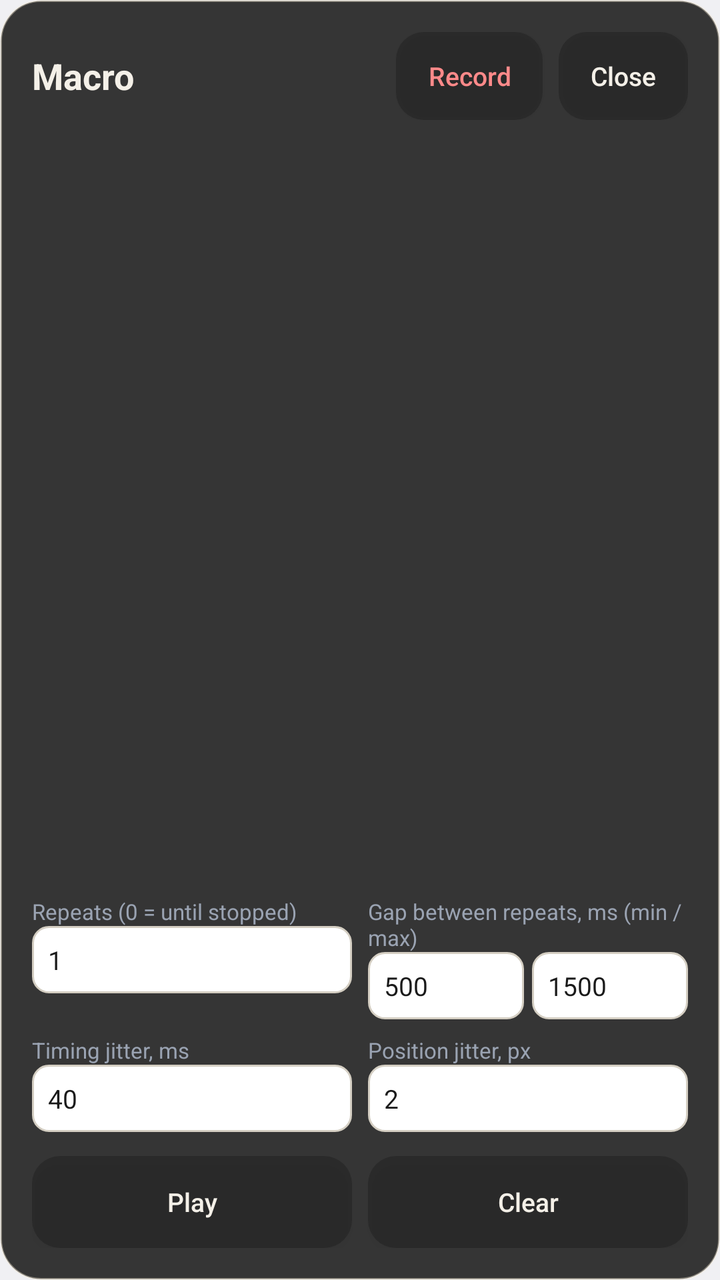
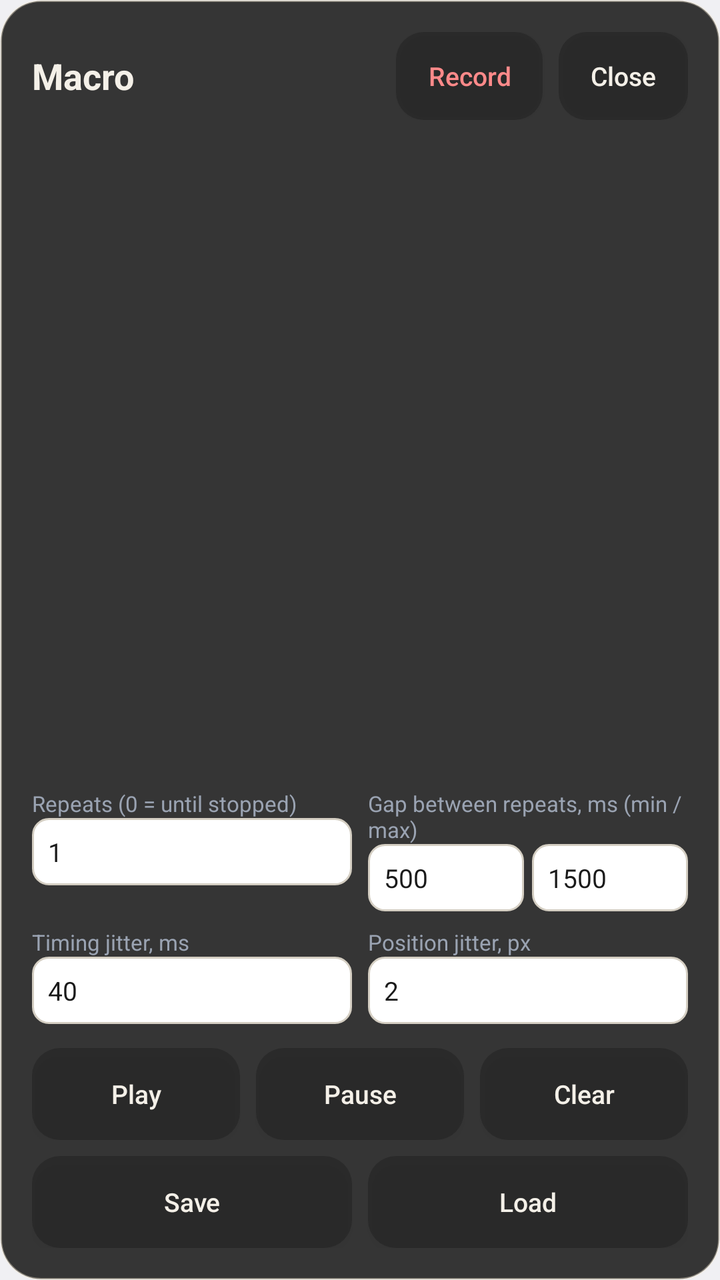

The first picture is an Android layout as it rendered before a commit; the second is the same layout after the commit. The layout source and the unified diff follow.
<!-- AndroidManifest.xml: application theme Theme.Remote60AndroidDirect -->
<!-- res/layout/viewer_macro_dialog.xml -->
<?xml version="1.0" encoding="utf-8"?>
<LinearLayout xmlns:android="http://schemas.android.com/apk/res/android"
    android:layout_width="match_parent"
    android:layout_height="match_parent"
    android:background="@drawable/viewer_log_dialog_background"
    android:orientation="vertical"
    android:padding="16dp">

    <LinearLayout
        android:layout_width="match_parent"
        android:layout_height="wrap_content"
        android:gravity="center_vertical"
        android:orientation="horizontal">

        <TextView
            android:layout_width="0dp"
            android:layout_height="wrap_content"
            android:layout_weight="1"
            android:text="@string/macro_title"
            android:textColor="#F4F0E8"
            android:textSize="18sp"
            android:textStyle="bold" />

        <Button
            android:id="@+id/macroRecordButton"
            android:layout_width="wrap_content"
            android:layout_height="44dp"
            android:background="@drawable/viewer_control_button_background"
            android:minWidth="0dp"
            android:paddingStart="16dp"
            android:paddingEnd="16dp"
            android:text="@string/macro_record"
            android:textAllCaps="false"
            android:textColor="#FF8A8A"
            android:textSize="13sp" />

        <Button
            android:id="@+id/macroCloseButton"
            android:layout_width="wrap_content"
            android:layout_height="44dp"
            android:layout_marginStart="8dp"
            android:background="@drawable/viewer_control_button_background"
            android:minWidth="0dp"
            android:paddingStart="16dp"
            android:paddingEnd="16dp"
            android:text="@string/key_panel_close"
            android:textAllCaps="false"
            android:textColor="#F4F0E8"
            android:textSize="13sp" />
    </LinearLayout>

    <TextView
        android:id="@+id/macroStatusText"
        android:layout_width="match_parent"
        android:layout_height="wrap_content"
        android:layout_marginTop="8dp"
        android:textColor="#9AA3B2"
        android:textSize="12sp" />

    <ScrollView
        android:layout_width="match_parent"
        android:layout_height="0dp"
        android:layout_marginTop="10dp"
        android:layout_weight="1"
        android:scrollbars="vertical">

        <TextView
            android:id="@+id/macroStepList"
            android:layout_width="match_parent"
            android:layout_height="wrap_content"
            android:fontFamily="monospace"
            android:textColor="#D8DEE9"
            android:textSize="11sp" />
    </ScrollView>

    
    <LinearLayout
        android:layout_width="match_parent"
        android:layout_height="wrap_content"
        android:layout_marginTop="10dp"
        android:orientation="horizontal">

        <LinearLayout
            android:layout_width="0dp"
            android:layout_height="wrap_content"
            android:layout_weight="1"
            android:orientation="vertical">

            <TextView
                android:layout_width="match_parent"
                android:layout_height="wrap_content"
                android:text="@string/macro_repeat_label"
                android:textColor="#9AA3B2"
                android:textSize="11sp" />

            <EditText
                android:id="@+id/macroRepeatInput"
                android:layout_width="match_parent"
                android:layout_height="wrap_content"
                android:background="@drawable/panel_input_background"
                android:inputType="number"
                android:maxLines="1"
                android:padding="8dp"
                android:text="1"
                android:textColor="#1A1A1A"
                android:textSize="13sp" />
        </LinearLayout>

        <LinearLayout
            android:layout_width="0dp"
            android:layout_height="wrap_content"
            android:layout_marginStart="8dp"
            android:layout_weight="1"
            android:orientation="vertical">

            <TextView
                android:layout_width="match_parent"
                android:layout_height="wrap_content"
                android:text="@string/macro_gap_label"
                android:textColor="#9AA3B2"
                android:textSize="11sp" />

            <LinearLayout
                android:layout_width="match_parent"
                android:layout_height="wrap_content"
                android:orientation="horizontal">

                <EditText
                    android:id="@+id/macroGapMinInput"
                    android:layout_width="0dp"
                    android:layout_height="wrap_content"
                    android:layout_weight="1"
                    android:background="@drawable/panel_input_background"
                    android:inputType="number"
                    android:maxLines="1"
                    android:padding="8dp"
                    android:text="500"
                    android:textColor="#1A1A1A"
                    android:textSize="13sp" />

                <EditText
                    android:id="@+id/macroGapMaxInput"
                    android:layout_width="0dp"
                    android:layout_height="wrap_content"
                    android:layout_marginStart="4dp"
                    android:layout_weight="1"
                    android:background="@drawable/panel_input_background"
                    android:inputType="number"
                    android:maxLines="1"
                    android:padding="8dp"
                    android:text="1500"
                    android:textColor="#1A1A1A"
                    android:textSize="13sp" />
            </LinearLayout>
        </LinearLayout>
    </LinearLayout>

    <LinearLayout
        android:layout_width="match_parent"
        android:layout_height="wrap_content"
        android:layout_marginTop="8dp"
        android:orientation="horizontal">

        <LinearLayout
            android:layout_width="0dp"
            android:layout_height="wrap_content"
            android:layout_weight="1"
            android:orientation="vertical">

            <TextView
                android:layout_width="match_parent"
                android:layout_height="wrap_content"
                android:text="@string/macro_timing_jitter_label"
                android:textColor="#9AA3B2"
                android:textSize="11sp" />

            <EditText
                android:id="@+id/macroTimingJitterInput"
                android:layout_width="match_parent"
                android:layout_height="wrap_content"
                android:background="@drawable/panel_input_background"
                android:inputType="number"
                android:maxLines="1"
                android:padding="8dp"
                android:text="40"
                android:textColor="#1A1A1A"
                android:textSize="13sp" />
        </LinearLayout>

        <LinearLayout
            android:layout_width="0dp"
            android:layout_height="wrap_content"
            android:layout_marginStart="8dp"
            android:layout_weight="1"
            android:orientation="vertical">

            <TextView
                android:layout_width="match_parent"
                android:layout_height="wrap_content"
                android:text="@string/macro_position_jitter_label"
                android:textColor="#9AA3B2"
                android:textSize="11sp" />

            <EditText
                android:id="@+id/macroPositionJitterInput"
                android:layout_width="match_parent"
                android:layout_height="wrap_content"
                android:background="@drawable/panel_input_background"
                android:inputType="number"
                android:maxLines="1"
                android:padding="8dp"
                android:text="2"
                android:textColor="#1A1A1A"
                android:textSize="13sp" />
        </LinearLayout>
    </LinearLayout>

    <LinearLayout
        android:layout_width="match_parent"
        android:layout_height="wrap_content"
        android:layout_marginTop="12dp"
        android:orientation="horizontal">

        <Button
            android:id="@+id/macroPlayButton"
            android:layout_width="0dp"
            android:layout_height="46dp"
            android:layout_weight="1"
            android:background="@drawable/viewer_control_button_background"
            android:text="@string/macro_play"
            android:textAllCaps="false"
            android:textColor="#F4F0E8"
            android:textSize="13sp" />

        <Button
            android:id="@+id/macroClearButton"
            android:layout_width="0dp"
            android:layout_height="46dp"
            android:layout_marginStart="8dp"
            android:layout_weight="1"
            android:background="@drawable/viewer_control_button_background"
            android:text="@string/macro_clear"
            android:textAllCaps="false"
            android:textColor="#F4F0E8"
            android:textSize="13sp" />
    </LinearLayout>
</LinearLayout>
<!-- resources referenced by this layout -->
<resources>
  <!-- drawable panel_input_background (drawable) -->
  <?xml version="1.0" encoding="utf-8"?>
  <selector xmlns:android="http://schemas.android.com/apk/res/android">
      <item android:state_focused="true">
          <shape android:shape="rectangle">
              <solid android:color="#FFFFFF" />
              <stroke android:width="2dp" android:color="#7A6E58" />
              <corners android:radius="8dp" />
          </shape>
      </item>
      <item>
          <shape android:shape="rectangle">
              <solid android:color="#FFFFFF" />
              <stroke android:width="1dp" android:color="#D4CEC2" />
              <corners android:radius="8dp" />
          </shape>
      </item>
  </selector>
  <!-- drawable viewer_control_button_background (drawable) -->
  <?xml version="1.0" encoding="utf-8"?>
  <selector xmlns:android="http://schemas.android.com/apk/res/android">
      <item android:state_pressed="true">
          <shape android:shape="rectangle">
              <solid android:color="#66D8D2C6" />
              <corners android:radius="14dp" />
          </shape>
      </item>
      <item>
          <shape android:shape="rectangle">
              <solid android:color="#33000000" />
              <corners android:radius="14dp" />
          </shape>
      </item>
  </selector>
  <!-- drawable viewer_log_dialog_background (drawable) -->
  <?xml version="1.0" encoding="utf-8"?>
  <shape xmlns:android="http://schemas.android.com/apk/res/android"
      android:shape="rectangle">
      <solid android:color="#D9141414" />
      <stroke
          android:width="1dp"
          android:color="#66F3E8D2" />
      <corners android:radius="20dp" />
  </shape>
  <string name="key_panel_close">Close</string>
  <string name="macro_clear">Clear</string>
  <string name="macro_gap_label">Gap between repeats, ms (min / max)</string>
  <string name="macro_play">Play</string>
  <string name="macro_position_jitter_label">Position jitter, px</string>
  <string name="macro_record">Record</string>
  <string name="macro_repeat_label">Repeats (0 = until stopped)</string>
  <string name="macro_timing_jitter_label">Timing jitter, ms</string>
  <string name="macro_title">Macro</string>
  <style name="Theme.Remote60AndroidDirect" parent="@android:style/Theme.DeviceDefault.Light.NoActionBar">
          <item name="android:statusBarColor" tools:targetApi="l">#101820</item>
          <item name="android:navigationBarColor">#101820</item>
      </style>
</resources>

<!-- the commit's change to res/layout/viewer_macro_dialog.xml (unified diff, before → after) -->
@@ -64,13 +64,12 @@
         android:layout_weight="1"
         android:scrollbars="vertical">
 
-        <TextView
-            android:id="@+id/macroStepList"
+        
+        <LinearLayout
+            android:id="@+id/macroStepListContainer"
             android:layout_width="match_parent"
             android:layout_height="wrap_content"
-            android:fontFamily="monospace"
-            android:textColor="#D8DEE9"
-            android:textSize="11sp" />
+            android:orientation="vertical" />
     </ScrollView>
 
     
@@ -233,6 +232,18 @@
             android:textSize="13sp" />
 
         <Button
+            android:id="@+id/macroPauseButton"
+            android:layout_width="0dp"
+            android:layout_height="46dp"
+            android:layout_marginStart="8dp"
+            android:layout_weight="1"
+            android:background="@drawable/viewer_control_button_background"
+            android:text="@string/macro_pause"
+            android:textAllCaps="false"
+            android:textColor="#F4F0E8"
+            android:textSize="13sp" />
+
+        <Button
             android:id="@+id/macroClearButton"
             android:layout_width="0dp"
             android:layout_height="46dp"
@@ -244,4 +255,34 @@
             android:textColor="#F4F0E8"
             android:textSize="13sp" />
     </LinearLayout>
+
+    <LinearLayout
+        android:layout_width="match_parent"
+        android:layout_height="wrap_content"
+        android:layout_marginTop="8dp"
+        android:orientation="horizontal">
+
+        <Button
+            android:id="@+id/macroSaveButton"
+            android:layout_width="0dp"
+            android:layout_height="46dp"
+            android:layout_weight="1"
+            android:background="@drawable/viewer_control_button_background"
+            android:text="@string/macro_save"
+            android:textAllCaps="false"
+            android:textColor="#F4F0E8"
+            android:textSize="13sp" />
+
+        <Button
+            android:id="@+id/macroLoadButton"
+            android:layout_width="0dp"
+            android:layout_height="46dp"
+            android:layout_marginStart="8dp"
+            android:layout_weight="1"
+            android:background="@drawable/viewer_control_button_background"
+            android:text="@string/macro_load"
+            android:textAllCaps="false"
+            android:textColor="#F4F0E8"
+            android:textSize="13sp" />
+    </LinearLayout>
 </LinearLayout>
<!-- resource entries referenced after the edit -->
@@ -47,10 +47,13 @@
   <string name="key_panel_close">Close</string>
   <string name="macro_clear">Clear</string>
   <string name="macro_gap_label">Gap between repeats, ms (min / max)</string>
+  <string name="macro_load">Load</string>
+  <string name="macro_pause">Pause</string>
   <string name="macro_play">Play</string>
   <string name="macro_position_jitter_label">Position jitter, px</string>
   <string name="macro_record">Record</string>
   <string name="macro_repeat_label">Repeats (0 = until stopped)</string>
+  <string name="macro_save">Save</string>
   <string name="macro_timing_jitter_label">Timing jitter, ms</string>
   <string name="macro_title">Macro</string>
   <style name="Theme.Remote60AndroidDirect" parent="@android:style/Theme.DeviceDefault.Light.NoActionBar">
